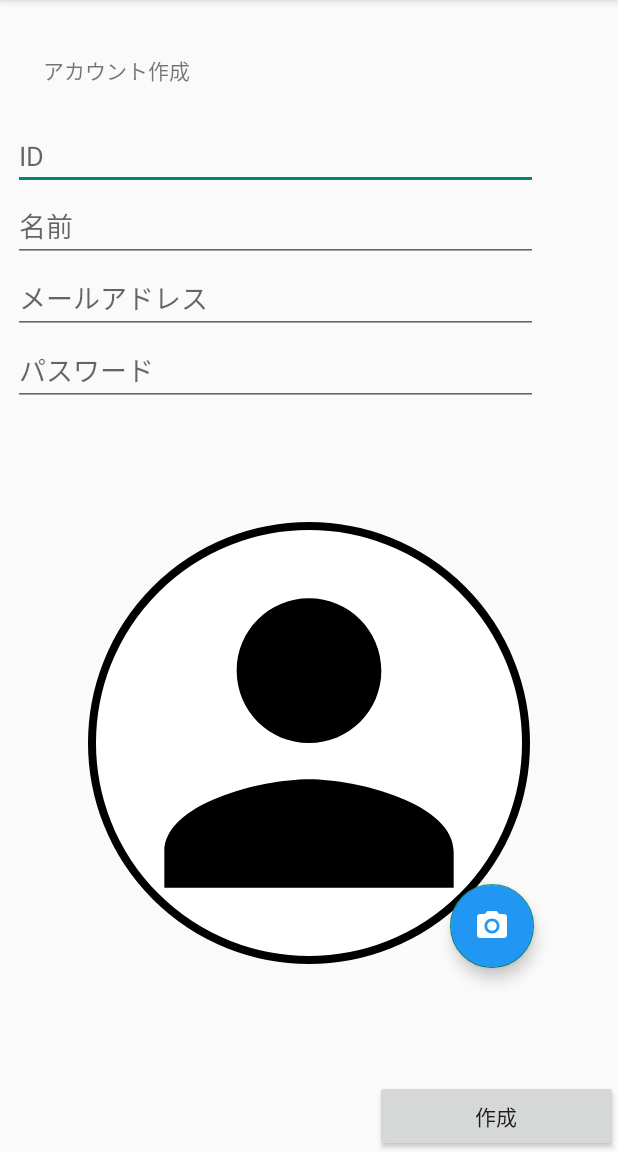
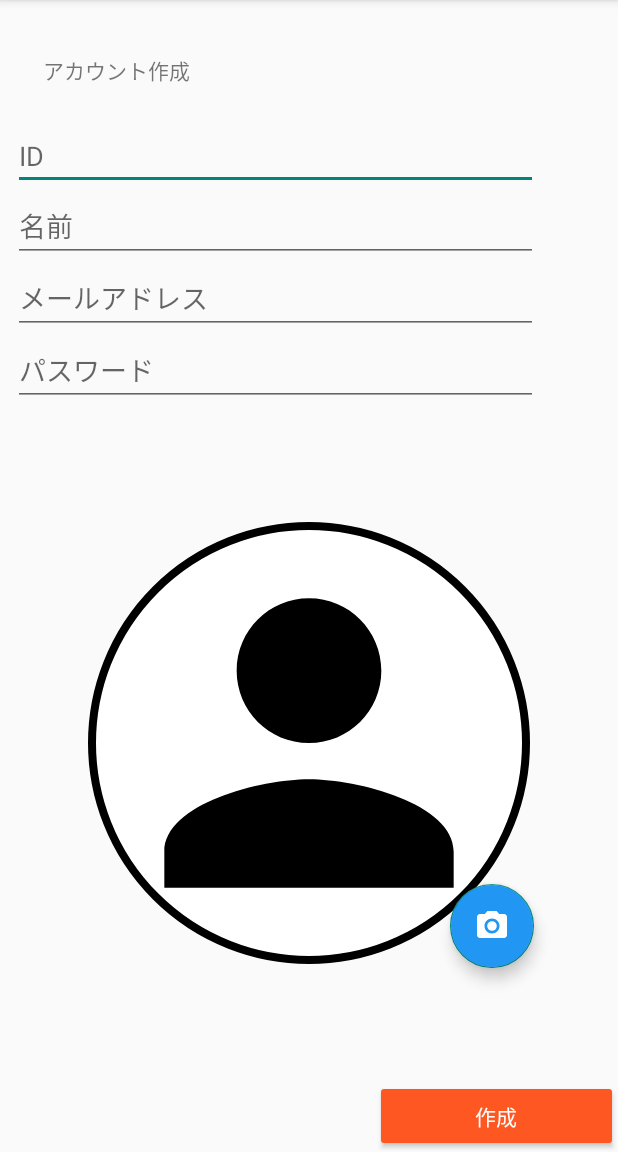
Before and after one commit to matsusaka-k/MapPin, an Android app: the CreateAcount screen opened directly, with no data from a screen before it, on a phone screen of 412 x 824 dp, the part 84-1236 px from its top. Run offline under Robolectric (Android 15) with nearby library versions, the phone set to English and light mode, and no system bars.

Commit message:
ui変更

```diff
--- a/app/src/main/res/layout/activity_create_acount.xml
+++ b/app/src/main/res/layout/activity_create_acount.xml
@@ -72,12 +72,13 @@
         android:layout_width="0dp"
         android:layout_height="wrap_content"
         android:layout_marginStart="250dp"
+        android:backgroundTint="#FF5722"
         android:text="作成"
+        android:textColor="@color/white"
         app:layout_constraintBottom_toBottomOf="parent"
         app:layout_constraintEnd_toEndOf="parent"
         app:layout_constraintHorizontal_bias="0.907"
-        app:layout_constraintStart_toStartOf="parent"
-        app:layout_constraintVertical_bias="0.809" />
+        app:layout_constraintStart_toStartOf="parent" />
 
     <com.google.android.material.imageview.ShapeableImageView
         android:id="@+id/Icon_image"
--- a/app/src/main/res/layout/activity_login.xml
+++ b/app/src/main/res/layout/activity_login.xml
@@ -38,5 +38,7 @@
         android:id="@+id/LoginButton"
         android:layout_width="match_parent"
         android:layout_height="wrap_content"
-        android:text="ログイン"/>
+        android:backgroundTint="#FF5722"
+        android:text="ログイン"
+        android:textColor="@color/white" />
 </LinearLayout>
```
